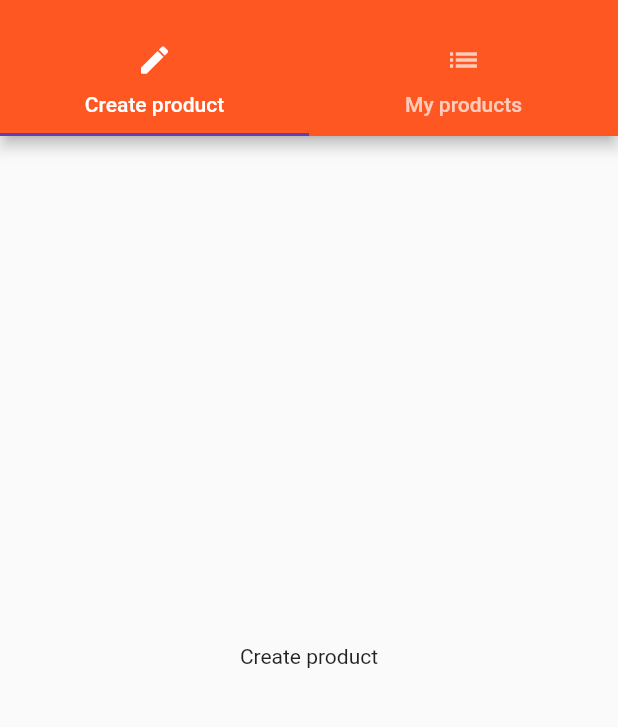
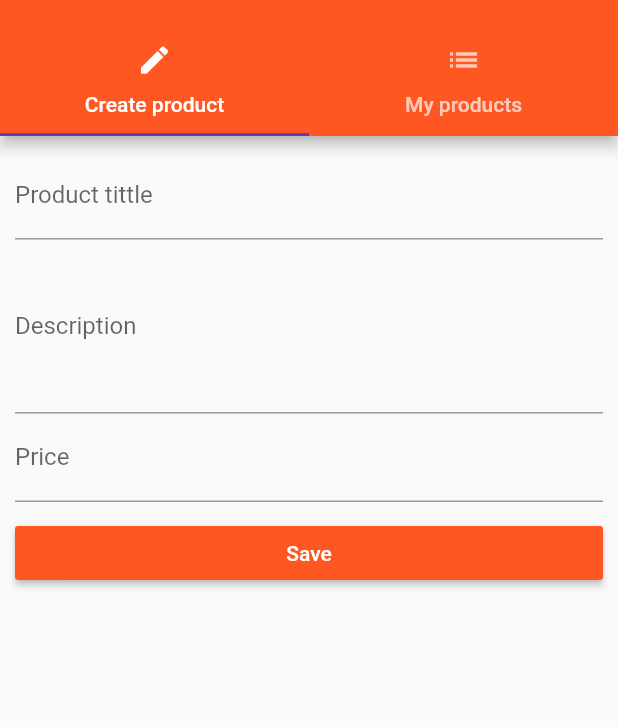
Before and after one commit to oscarlolero/ecmex-mobile-app, a Flutter app: the ProductsAdminPage screen opened by its route, on a phone screen of 412 x 824 dp, the part 59-786 px from its top. Run offline on Flutter 3.47's test engine with Material 2 defaults, Android fonts, the phone set to English and light mode, and no system bars.

Commit message:
Manage user input

```diff
--- a/lib/pages/product_create.dart
+++ b/lib/pages/product_create.dart
@@ -1,8 +1,85 @@
 import 'package:flutter/material.dart';
 
-class ProductCreatePage extends StatelessWidget {
+class ProductCreatePage extends StatefulWidget {
+  final Function addProduct;
+
+  ProductCreatePage(this.addProduct);
+
+  @override
+  State<StatefulWidget> createState() {
+    return _ProductCreatePage();
+  }
+}
+
+class _ProductCreatePage extends State<ProductCreatePage> {
+  String titleValue = '';
+  String descriptionValue; //se puede o no inicializar
+  double priceValue;
+
   @override
   Widget build(BuildContext context) {
-    return Center(child: Text('Create product'),);
+    return Container(
+        margin: EdgeInsets.all(10.0),
+        child: ListView(
+          children: <Widget>[
+            TextField(
+                decoration: InputDecoration(
+                  labelText: 'Product tittle',
+                ),
+                onChanged: (String value) {
+                  setState(() {
+                    titleValue = value;
+                  });
+                }),
+            TextField(
+                maxLines: 4,
+                decoration: InputDecoration(
+                  labelText: 'Description',
+                ),
+                onChanged: (String value) {
+                  setState(() {
+                    descriptionValue = value;
+                  });
+                }),
+            TextField(
+                keyboardType: TextInputType.number,
+                decoration: InputDecoration(
+                  labelText: 'Price',
+                ),
+                onChanged: (String value) {
+                  setState(() {
+                    priceValue = double.parse(value);
+                  });
+                }),
+            //tambien se puede usar un container
+            SizedBox(height: 10.0),
+            RaisedButton(
+              child: Text('Save'),
+              color: Theme.of(context).primaryColor,
+              textColor: Colors.white,
+              onPressed: () {
+                // dynamic porque puede ser string o double
+                final Map<String, dynamic> product = {
+                  'title': titleValue,
+                  'description': descriptionValue,
+                  'price': priceValue,
+                  'image': 'assets/food.jpg'
+                };
+                widget.addProduct(product);
+                Navigator.pushReplacementNamed(context, '/');
+              },
+            )
+          ],
+        ));
+//    return Center(
+//      child: RaisedButton(
+//        child: Text('Save'),
+//        onPressed: () {
+//          showModalBottomSheet(context: context, builder: (BuildContext context) {
+//            return Center(child: Text('This a modal'));
+//          });
+//        },
+//      ),
+//    );
   }
 }
--- a/lib/pages/products_admin.dart
+++ b/lib/pages/products_admin.dart
@@ -1,10 +1,14 @@
 import 'package:flutter/material.dart';
 
-import './products.dart';
 import './product_create.dart';
 import './product_list.dart';
 
 class ProductsAdminPage extends StatelessWidget {
+  final Function addProduct;
+  final Function deleteProduct;
+
+  ProductsAdminPage(this.addProduct, this.deleteProduct);
+
   @override
   Widget build(BuildContext context) {
     return DefaultTabController(
@@ -43,7 +47,7 @@ class ProductsAdminPage extends StatelessWidget {
         ),
         body: TabBarView(
           children: <Widget>[
-            ProductCreatePage(),
+            ProductCreatePage(addProduct),
             ProductListPage()
           ],
         ),
```
Also changed, not shown: lib/main.dart (+11 -9 lines), lib/pages/product.dart (+26 -1 lines), lib/pages/products.dart (+3 -5 lines), lib/product_control.dart (+21 -21 lines), lib/product_manager.dart (+3 -8 lines), lib/products.dart (+3 -5 lines).
